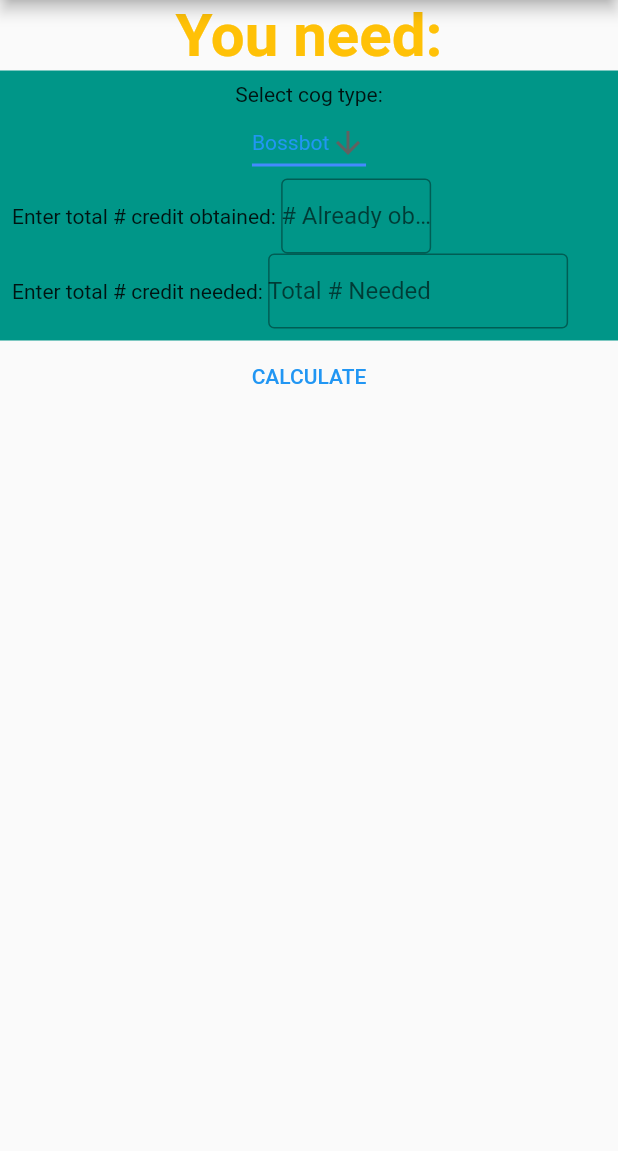
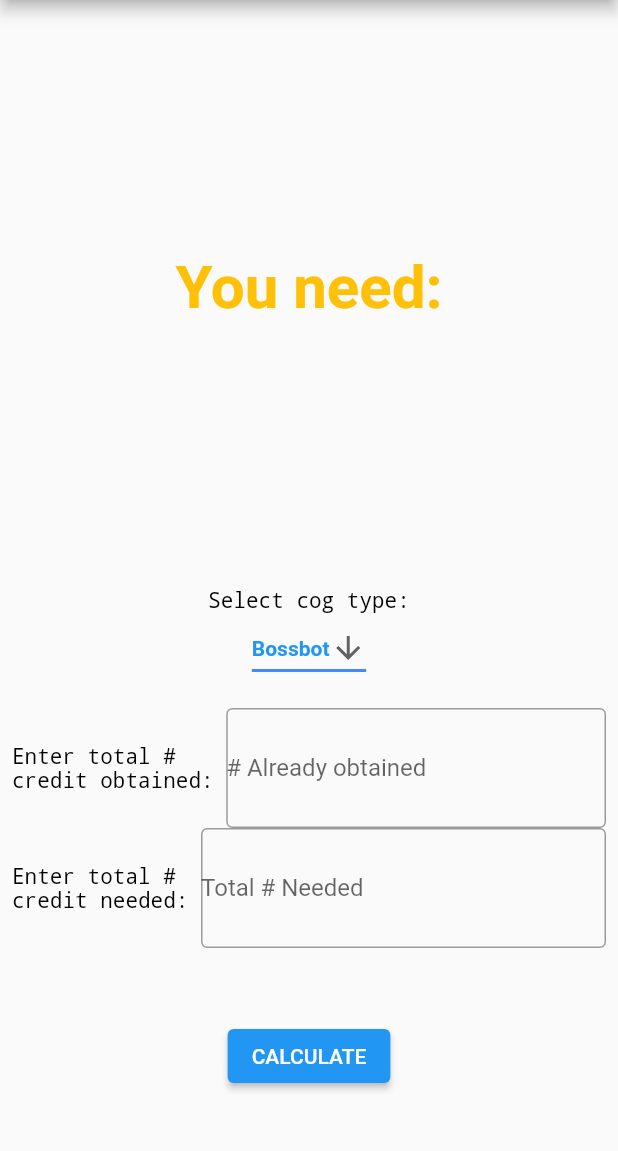
Before and after one commit to jamesbertel/ToontownCalculator, a Flutter app: the screen it shows after launch, on a phone screen of 412 x 824 dp, the part 84-1235 px from its top. Run offline on Flutter 3.47's test engine with Material 2 defaults, Android fonts, the phone set to English and light mode, and no system bars; Roboto replaces fonts that are missing (Caveat).

Commit message:
cleaned home page, TextField heights need work

```diff
--- a/lib/homepage.dart
+++ b/lib/homepage.dart
@@ -28,7 +28,7 @@ class _HomePage extends State<HomePage> {
   TextEditingController _controllerA = TextEditingController();
   TextEditingController _controllerB = TextEditingController();
 
-  void updateText(){
+  void updateText() {
     setState(() {
       output = calculation(cogtype, numObtained, numNeeded);
     });
@@ -36,45 +36,66 @@ class _HomePage extends State<HomePage> {
 
   @override
   Widget build(BuildContext context) {
-    Size size = MediaQuery
-        .of(context)
-        .size;
+    Size size = MediaQuery.of(context).size;
 
-    return Scaffold(
+    const TextStyle _inputLabelTextStyle = TextStyle(
+      color: Colors.black,
+      fontFamily: 'monospace',
+      fontSize: 14.0,
+      // backgroundColor: Colors.red,
+    );
+
+    return SafeArea(
+        child: Scaffold(
             appBar: AppBar(
               title: const Text('Toontown Calculator'),
             ),
-        body: SingleChildScrollView(
-          child: Center( // WHOLE FRAME
-          child: Column(
-          children: <Widget>[
+            body: Column(children: <Widget>[
+              // WHOLE FRAME
 
-            Text(output,
+              // OUT
+              Expanded(
+                  flex: 3,
+                  child: Container(
+                    alignment: Alignment.center,
+                    width: size.shortestSide,
+                    child: Text(
+                      output,
                       textAlign: TextAlign.center,
                       style: const TextStyle(
                           fontSize: 40.0,
                           color: Colors.amber,
                           fontFamily: "Caveat",
-             fontWeight: FontWeight.w700
-           )) ,// OUTPUT TEXT
+                          fontWeight: FontWeight.w700),
+                    ),
+                  )), // OUTPUT TEXT
 
-          Container( // INPUT
-          padding: EdgeInsets.all(8.0),
+              // IN
+              Expanded(
+                  flex: 2,
+                  child: Container(
+                      // INPUT CONTAINER
+                      padding: const EdgeInsets.all(8.0),
                       alignment: Alignment.center,
                       width: size.shortestSide,
-          color: Colors.teal,
                       child: Column(
                           mainAxisAlignment: MainAxisAlignment.center,
                           children: <Widget>[
-
                             //select cog type
-            Column(children: [
-              const Text('Select cog type:'),
+                            Expanded(
+                              flex: 1,
+                              child: Column(children: [
+                                const Text('Select cog type:',
+                                    textAlign: TextAlign.center,
+                                    style: _inputLabelTextStyle),
                                 DropdownButton(
                                   value: cogtype,
                                   icon: const Icon(Icons.arrow_downward),
                                   elevation: 16,
-                style: const TextStyle(color: Colors.blue),
+                                  style: const TextStyle(
+                                    color: Colors.blue,
+                                    fontWeight: FontWeight.bold,
+                                  ),
                                   underline: Container(
                                     height: 2,
                                     color: Colors.blueAccent,
@@ -84,8 +105,13 @@ class _HomePage extends State<HomePage> {
                                       cogtype = newValue!;
                                     });
                                   },
-                items: <String>[bossbot, lawbot, cashbot, sellbot]
-                    .map<DropdownMenuItem<String>>((String value) {
+                                  items: <String>[
+                                    bossbot,
+                                    lawbot,
+                                    cashbot,
+                                    sellbot
+                                  ].map<DropdownMenuItem<String>>(
+                                      (String value) {
                                     return DropdownMenuItem<String>(
                                       value: value,
                                       child: Text(value),
@@ -93,42 +119,53 @@ class _HomePage extends State<HomePage> {
                                   }).toList(),
                                 ),
                               ]),
+                            ),
 
                             //get num obtained
-            Row(children: <Widget>[
-              const Text('Enter total # credit obtained: '),
-              Container(
-                  width: 100,
-                  height: 50,
+                            Expanded(
+                              flex: 1,
+                              child: Row(children: <Widget>[
+                                const Text('Enter total # \ncredit obtained: ',
+                                    style: _inputLabelTextStyle),
+                                Flexible(
+                                  // flex: 2,
                                   child: TextField(
-                    controller: _controllerA,
-                    keyboardType: TextInputType.number,
-                    decoration: const InputDecoration(
-                      border: OutlineInputBorder(),
-                      labelText: '# Already obtained',
-                      contentPadding: EdgeInsets.symmetric(vertical: 40.0),
-                    ),
                                     onChanged: (text) {
                                       setState(() {
                                         numObtained = int.parse(text);
                                       });
                                     },
-                  ))
+                                    decoration: const InputDecoration(
+                                      border: OutlineInputBorder(),
+                                      labelText: '# Already obtained',
+                                      contentPadding:
+                                          EdgeInsets.symmetric(vertical: 40.0),
+                                    ),
+                                    controller: _controllerA,
+                                    keyboardType: TextInputType.number,
+                                    textInputAction: TextInputAction.next,
+                                  ),
+                                ),
                               ]),
+                            ),
 
                             //get num needed
-            Row(children: <Widget>[
-              const Text('Enter total # credit needed: '),
-              Container(
-                  width: 200,
-                  height: 50,
+                            Expanded(
+                                flex: 1,
+                                child: Row(children: <Widget>[
+                                  const Text('Enter total # \ncredit needed: ',
+                                      style: _inputLabelTextStyle),
+                                  Flexible(
+                                      // flex: 2,
                                       child: TextField(
                                     controller: _controllerB,
                                     keyboardType: TextInputType.number,
+                                    textInputAction: TextInputAction.done,
                                     decoration: const InputDecoration(
                                       border: OutlineInputBorder(),
                                       labelText: 'Total # Needed',
-                      contentPadding: EdgeInsets.symmetric(vertical: 40.0),
+                                      contentPadding:
+                                          EdgeInsets.symmetric(vertical: 40.0),
                                     ),
                                     onChanged: (text) {
                                       setState(() {
@@ -136,16 +173,21 @@ class _HomePage extends State<HomePage> {
                                       });
                                     },
                                   ))
-            ]),
-          ])
-          ), // END INPUT CONTAINER
+                                ])),
+                          ]))), // END INPUT CONTAINER
 
-          TextButton(onPressed: () {
+              // CALCULATE BUTTON
+              Expanded(
+                flex: 1,
+                child: Container(
+                    alignment: Alignment.center,
+                    child: ElevatedButton(
+                      child: const Text("CALCULATE"),
+                      onPressed: () {
                         updateText();
-          }, child: Text("CALCULATE"))
-          ]
-
-          )))
-    );
+                      },
+                    )),
+              )
+            ])));
   }
 }
```
Also changed, not shown: bug/pubspec.lock. Lines whose indentation alone changed are shown as unchanged.
